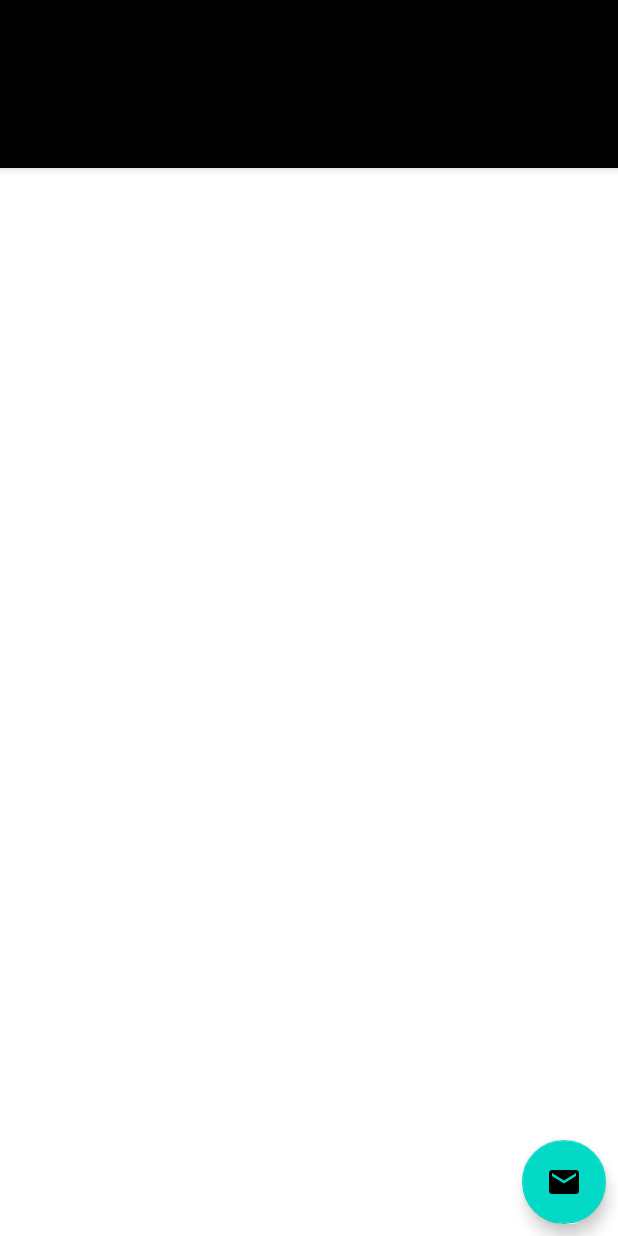
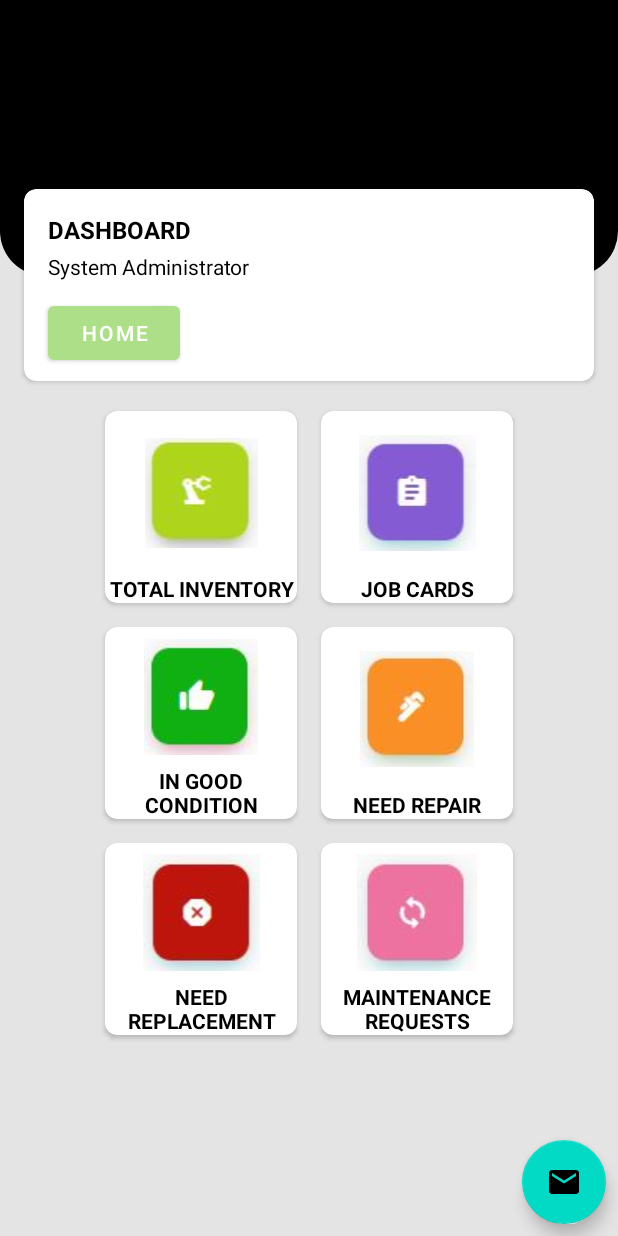
Before and after one commit to hkaluuma/nomad, an Android app: the layout activity_navigation_menu.xml on its own in the app's theme, with its tools: preview values and no code run, on a phone screen of 412 x 824 dp. Run offline under Robolectric (Android 15) with nearby library versions, the phone set to English and light mode, and no system bars.

Commit message:
errors, navigation drawer, toolbars

```diff
--- a/app/src/main/AndroidManifest.xml
+++ b/app/src/main/AndroidManifest.xml
@@ -127,7 +127,7 @@
         <activity
             android:name=".MainActivity"
             android:exported="false"
-            android:theme="@style/Theme.Nomad.NoActionBar" />
+            android:label="HomePage"/>
         <activity
             android:name=".SplashScreen"
             android:exported="true"
--- a/app/src/main/java/com/example/nomad/AuthoritiesActivity.java
+++ b/app/src/main/java/com/example/nomad/AuthoritiesActivity.java
@@ -49,9 +49,6 @@ public class AuthoritiesActivity extends AppCompatActivity {
         // making references to the xml widgets
         EditText ed_authority = findViewById(R.id.authority);
         Button btn4 = findViewById(R.id.create_btn4);
-        setSupportActionBar(toolbar1);
-        //Enabling the navigation
-        Objects.requireNonNull(getSupportActionBar()).setDisplayHomeAsUpEnabled(true);
 
         //setting the On-click listener
         btn4.setOnClickListener(new View.OnClickListener() {
--- a/app/src/main/java/com/example/nomad/CountriesActivity.java
+++ b/app/src/main/java/com/example/nomad/CountriesActivity.java
@@ -44,10 +44,6 @@ public class CountriesActivity extends AppCompatActivity {
             // making reference to the xml
             EditText countryName = findViewById(R.id.countryName);
             Button btn4 = findViewById(R.id.create_btn4);
-            Toolbar toolbar15 = findViewById(R.id.toolbar15);
-            setSupportActionBar(toolbar15);
-            //Enabling the navigation
-            Objects.requireNonNull(getSupportActionBar()).setDisplayHomeAsUpEnabled(true);
 
             // setting the button click
             btn4.setOnClickListener(new View.OnClickListener() {
--- a/app/src/main/java/com/example/nomad/DepartmentsActivity.java
+++ b/app/src/main/java/com/example/nomad/DepartmentsActivity.java
@@ -48,11 +48,6 @@ public class DepartmentsActivity extends AppCompatActivity {
         // making references to xml
         EditText department = findViewById(R.id.department);
         Button btn4 = findViewById(R.id.create_btn4);
-        Toolbar toolbar4 = findViewById(R.id.toolbar4);
-
-        setSupportActionBar(toolbar4);
-        //Enabling the navigation
-        Objects.requireNonNull(getSupportActionBar()).setDisplayHomeAsUpEnabled(true);
 
         // setting the button onclick
         btn4.setOnClickListener(new View.OnClickListener() {
--- a/app/src/main/java/com/example/nomad/EquipmentActivity.java
+++ b/app/src/main/java/com/example/nomad/EquipmentActivity.java
@@ -41,7 +41,6 @@ public class EquipmentActivity extends AppCompatActivity {
     String Name, selectedType, selectedCode, hc2, hc3, hc4, GH, RRH, NRH, amount;
 
 // Referencing  of the widgets in equipment.xml
-
     EditText edtName = findViewById(R.id.Name);
     Spinner edttype = findViewById(R.id.type1);
     Spinner edtcode = findViewById(R.id.code1);
@@ -60,10 +59,6 @@ public class EquipmentActivity extends AppCompatActivity {
     protected void onCreate(Bundle savedInstanceState) {
         super.onCreate(savedInstanceState);
         setContentView(R.layout.activity_equipment);
-        setSupportActionBar(toolbar12);
-        //Enabling the navigation
-        Objects.requireNonNull(getSupportActionBar()).setDisplayHomeAsUpEnabled(true);
-
 
         // data source from where the spinner will pick
         String[] EquipmentType = {"8888", "needle", "injection"};
--- a/app/src/main/java/com/example/nomad/FacilitiesActivity.java
+++ b/app/src/main/java/com/example/nomad/FacilitiesActivity.java
@@ -57,9 +57,6 @@ public class FacilitiesActivity extends AppCompatActivity {
         Spinner statusSpinner  = findViewById(R.id.facStatusOptions);
         EditText fcode =findViewById(R.id.code);
         Button btn3 = findViewById(R.id.create_btn3);
-        setSupportActionBar(toolbar11);
-        //Enabling the navigation
-        Objects.requireNonNull(getSupportActionBar()).setDisplayHomeAsUpEnabled(true);
 
         // data source from where the spinner will pick
         String[] subDistrict={"Moroto","Gulu","Arua","Abim"};
--- a/app/src/main/java/com/example/nomad/LoginActivity.java
+++ b/app/src/main/java/com/example/nomad/LoginActivity.java
@@ -93,7 +93,7 @@ public class LoginActivity extends AppCompatActivity {
                        // CreateLogin createLogin = new CreateLogin();
                         //createLogin.execute();
                         Toast.makeText(LoginActivity.this, "Login Successful", Toast.LENGTH_SHORT).show();
-                        Intent intent = new Intent(getApplicationContext(), MainActivity.class);
+                        Intent intent = new Intent(getApplicationContext(), NavigationMenuActivity.class);
                         startActivity(intent);
                     } else {
                         // not connected
--- a/app/src/main/java/com/example/nomad/SectionsActivity.java
+++ b/app/src/main/java/com/example/nomad/SectionsActivity.java
@@ -46,9 +46,6 @@ public class SectionsActivity extends AppCompatActivity {
         Toolbar toolbar5 = findViewById(R.id.toolbar5);
         EditText sectionEditText = findViewById(R.id.section);
         Button btn6 = findViewById(R.id.create_btn6);
-        setSupportActionBar(toolbar5);
-        //Enabling the navigation
-        Objects.requireNonNull(getSupportActionBar()).setDisplayHomeAsUpEnabled(true);
 
         btn6.setOnClickListener(new View.OnClickListener() {
             @Override
--- a/app/src/main/java/com/example/nomad/SubCountriesActivity.java
+++ b/app/src/main/java/com/example/nomad/SubCountriesActivity.java
@@ -32,9 +32,6 @@ public class SubCountriesActivity extends AppCompatActivity {
         EditText sub_district1 = findViewById(R.id.sub_district1);
         Spinner district1 = findViewById(R.id.district1);
         Button btn13 = findViewById(R.id.create_btn13);
-        setSupportActionBar(toolbar6);
-        //Enabling the navigation
-        Objects.requireNonNull(getSupportActionBar()).setDisplayHomeAsUpEnabled(true);
 
         // data source from where the spinner will pick
         String[] DistrictName ={"Kampala","Wakiso","Nakasero"};
--- a/app/src/main/res/layout/activity_main.xml
+++ b/app/src/main/res/layout/activity_main.xml
@@ -1,6 +1,10 @@
 <?xml version="1.0" encoding="utf-8"?>
+<LinearLayout
+    android:layout_width="match_parent"
+    android:layout_height="match_parent"
+    xmlns:android="http://schemas.android.com/apk/res/android"
+    android:orientation="vertical">
     <ScrollView
-
         xmlns:android="http://schemas.android.com/apk/res/android"
         xmlns:app="http://schemas.android.com/apk/res-auto"
         xmlns:tools="http://schemas.android.com/tools"
@@ -11,7 +15,7 @@
         <androidx.constraintlayout.widget.ConstraintLayout
             android:layout_width="match_parent"
             android:layout_height="wrap_content"
-        tools:context=".ME.MEActivity"
+            tools:context=".MainActivity"
             tools:ignore="HardcodedText">
 
             <View
@@ -426,3 +430,6 @@
 
         </androidx.constraintlayout.widget.ConstraintLayout>
     </ScrollView>
+
+
+</LinearLayout>
--- a/app/src/main/res/layout/activity_navigation_menu.xml
+++ b/app/src/main/res/layout/activity_navigation_menu.xml
@@ -15,7 +15,7 @@
         <com.google.android.material.appbar.AppBarLayout
             android:layout_width="match_parent"
             android:layout_height="wrap_content"
-            android:theme="@style/ThemeOverlay.AppCompat.Dark.ActionBar">
+            android:theme="@style/Theme.Nomad.AppBarOverlay">
             <androidx.appcompat.widget.Toolbar
                 android:id="@+id/toolbar"
                 android:layout_width="match_parent"
@@ -24,7 +24,8 @@
                 app:popupTheme="@style/ThemeOverlay.AppCompat.Light" />
         </com.google.android.material.appbar.AppBarLayout>
 
-        <include layout="@layout/activity_home"/>
+        <include layout="@layout/activity_main" />
+
         <com.google.android.material.floatingactionbutton.FloatingActionButton
             android:id="@+id/floatingActionButton"
             android:layout_width="wrap_content"
@@ -35,7 +36,6 @@
             android:src="@drawable/baseline_email_24"
             tools:ignore="ContentDescription"
             android:focusable="true" />
-
 
     </androidx.coordinatorlayout.widget.CoordinatorLayout>
 
--- a/app/src/main/res/values/themes.xml
+++ b/app/src/main/res/values/themes.xml
@@ -24,6 +24,7 @@
     <style name="Theme.Nomad.AppBarOverlay" parent="ThemeOverlay.AppCompat.Dark.ActionBar" />
     <style name="Theme.Nomad.PopupOverlay" parent="ThemeOverlay.AppCompat.Light" />
 
+
     <!-- splash screen theme -->
     <style name="SplashScreen" parent="Theme.MaterialComponents.DayNight.NoActionBar" >
         <item name="android:windowBackground">@drawable/background_splashscreen</item>
```
Also changed, not shown: app/src/main/java/com/example/nomad/DistrictActivity.java (+4 -8 lines). Lines whose indentation alone changed are shown as unchanged.
